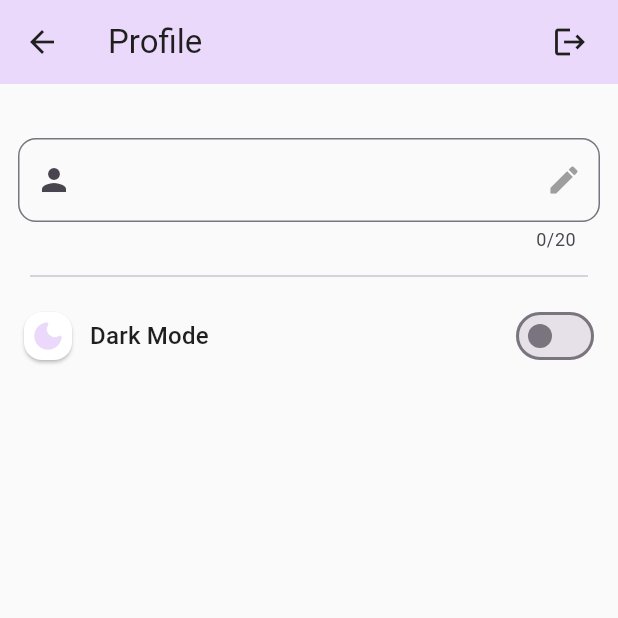
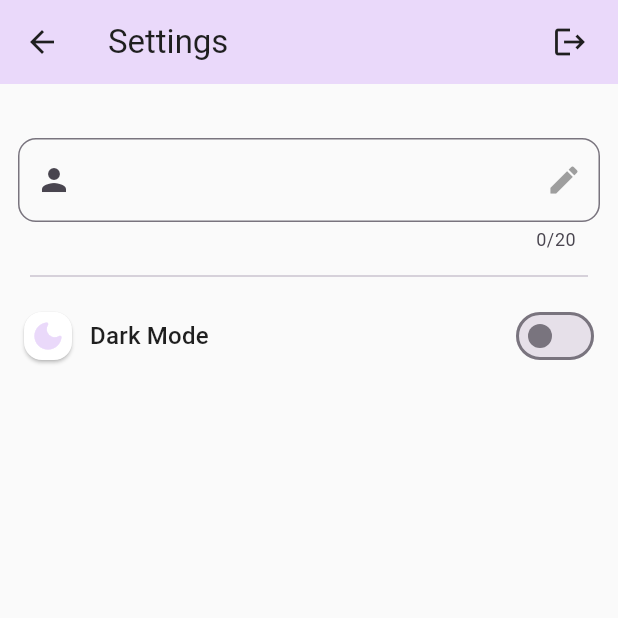
Before and after one commit to careers-rahul/info_sphere, a Flutter app: the SettingsScreen screen opened by its route, on a phone screen of 412 x 824 dp, the top half of it. Run offline on Flutter 3.47's test engine with Material 3 defaults, Android fonts, the phone set to English and light mode, and no system bars; our stand-ins replace cached_network_image, dio, flutter_secure_storage, internet_connection_checker, webview_flutter; accounts and stored records are empty; Roboto replaces fonts that are missing (nunito).

Commit message:
Appbar name change

```diff
--- a/lib/ui/screens/settings/settings_screen.dart
+++ b/lib/ui/screens/settings/settings_screen.dart
@@ -37,7 +37,7 @@ class _SettingsScreenState extends State<SettingsScreen> {
       },
       child: Scaffold(
         appBar: AppBar(
-          title: const Text('Profile'),
+          title: const Text('Settings'),
           actions: [
             Consumer<SettingsViewModel>(builder: (context, view, child) {
               return view.isReadOnly
@@ -126,6 +126,7 @@ class _SettingsScreenState extends State<SettingsScreen> {
                           FilteringTextInputFormatter.allow(RegExp('[A-Za-z ]+')),
                         ],
                         onChanged: (value) => view.name = value,
+                        selectionControls: null,
                       );
                     }),
                     const Padding(
```
